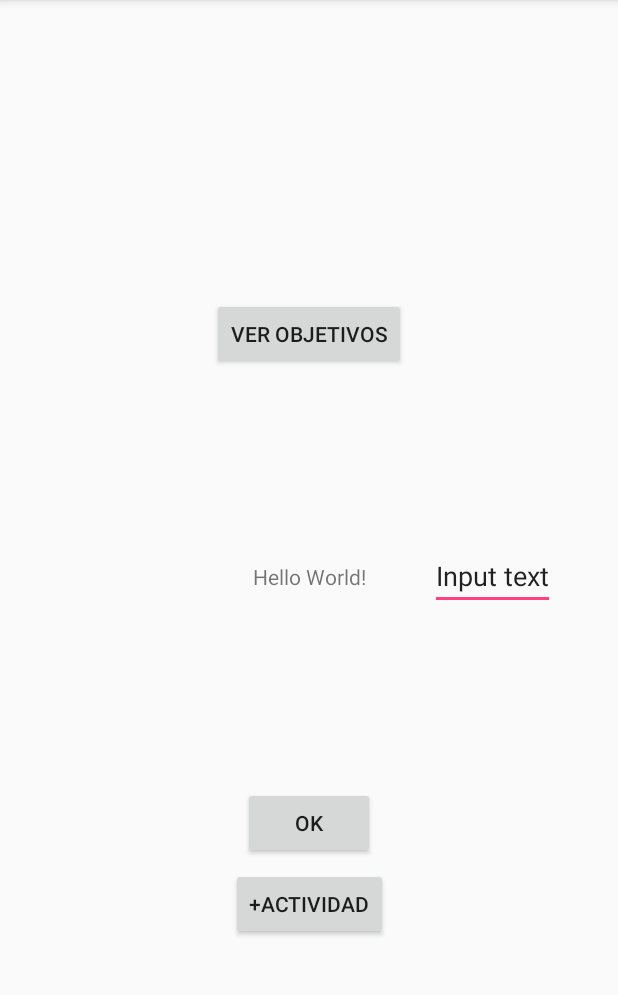
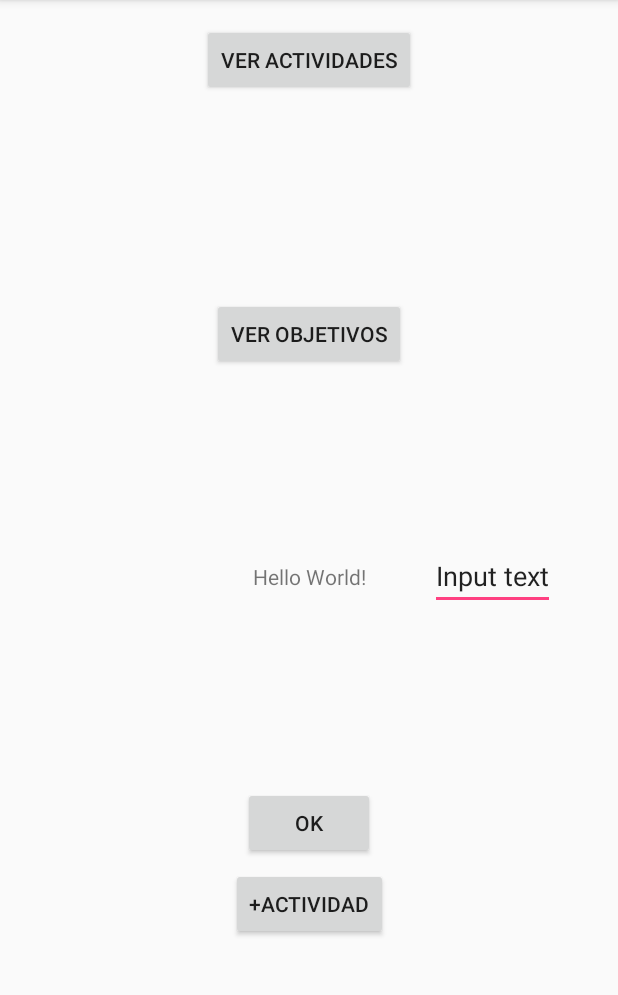
Before and after one commit to hugo-chavar/TDP1_pruebas, an Android app: the screen it shows after launch (MainActivity), on a phone screen of 412 x 824 dp, the part 84-1079 px from its top. Run offline under Robolectric (Android 15) with nearby library versions, the phone set to English and light mode, and no system bars.

Commit message:
Activity para ver las actividades y poder marcarlas como completadas

```diff
--- a/app/src/main/AndroidManifest.xml
+++ b/app/src/main/AndroidManifest.xml
@@ -18,7 +18,8 @@
         </activity>
         <activity android:name=".DisplayMessageActivity" />
         <activity android:name=".AgregarActividadActivity" />
-        <activity android:name=".VerObjetivosActivity"></activity>
+        <activity android:name=".VerObjetivosActivity" />
+        <activity android:name=".VerActividadesActivity"></activity>
     </application>
 
 </manifest>
--- a/app/src/main/java/com/example/nfc/tdp1_app_prueba/MainActivity.java
+++ b/app/src/main/java/com/example/nfc/tdp1_app_prueba/MainActivity.java
@@ -42,4 +42,9 @@ public class MainActivity extends AppCompatActivity {
         startActivity(intent);
     }
 
+    public void irAVerActividades(View view) {
+        Intent intent = new Intent(this, VerActividadesActivity.class);
+        startActivity(intent);
+    }
+
 }
--- a/app/src/main/res/layout/activity_main.xml
+++ b/app/src/main/res/layout/activity_main.xml
@@ -75,4 +75,17 @@
         android:layout_marginRight="8dp"
         app:layout_constraintRight_toRightOf="parent" />
 
+    <Button
+        android:id="@+id/ver_actividades_button"
+        android:layout_width="wrap_content"
+        android:layout_height="wrap_content"
+        android:text="Ver Actividades"
+        android:onClick="irAVerActividades"
+        app:layout_constraintTop_toTopOf="parent"
+        android:layout_marginTop="16dp"
+        android:layout_marginLeft="8dp"
+        app:layout_constraintLeft_toLeftOf="parent"
+        android:layout_marginRight="8dp"
+        app:layout_constraintRight_toRightOf="parent" />
+
 </android.support.constraint.ConstraintLayout>
```
Also changed, not shown: app/src/main/java/com/example/nfc/tdp1_app_prueba/VerActividadesActivity.java (added, +57 -0 lines), app/src/main/res/layout/activity_ver_actividades.xml (added, +11 -0 lines).
